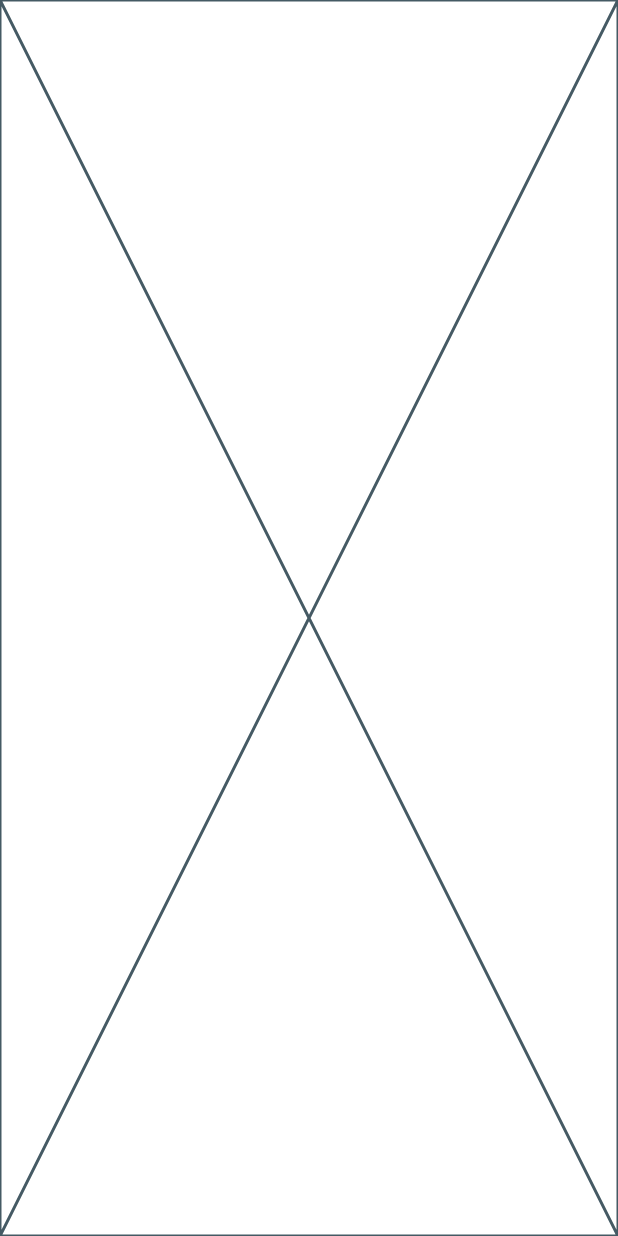
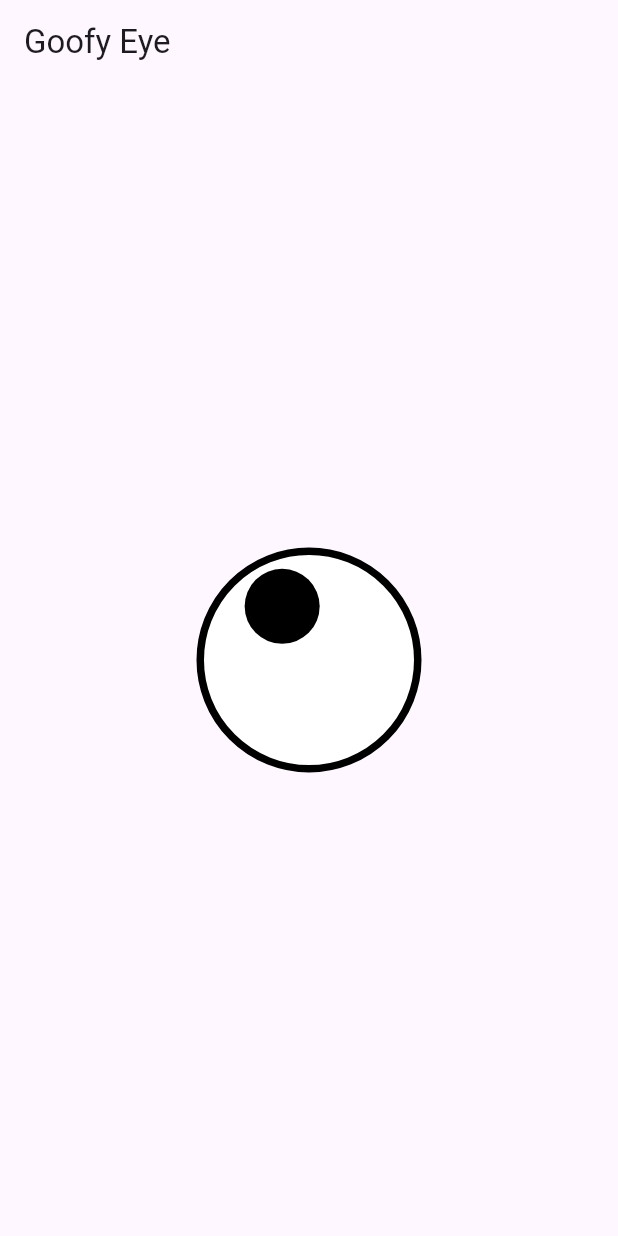
Before and after one commit to HimalThapaMagar/Goofy-Following-Eye, a Flutter app: the screen it shows after launch, on a phone screen of 412 x 824 dp. Run offline on Flutter 3.47's test engine with Material 3 defaults, Android fonts, the phone set to English and light mode, and no system bars.

Commit message:
Single eye is done

```diff
--- a/analysis_options.yaml
+++ b/analysis_options.yaml
@@ -7,6 +7,9 @@
 
 # The following line activates a set of recommended lints for Flutter apps,
 # packages, and plugins designed to encourage good coding practices.
+analyzer:
+  errors:
+    library_private_types_in_public_api: ignore
 include: package:flutter_lints/flutter.yaml
 
 linter:
--- a/lib/main.dart
+++ b/lib/main.dart
@@ -8,14 +8,12 @@ void main() {
 class MyApp extends StatelessWidget {
   const MyApp({super.key});
 
-  // This widget is the root of your application.
   @override
   Widget build(BuildContext context) {
     return MaterialApp(
-      title: 'Flutter Demo',
+      title: 'Goofy Eye',
       theme: ThemeData(
-        colorScheme: ColorScheme.fromSeed(seedColor: Colors.deepPurple),
-        useMaterial3: true,
+        primarySwatch: Colors.blue,
       ),
       home: const MyHomePage(),
     );
--- /dev/null
+++ b/lib/screens/goofy_eye_screen.dart
@@ -0,0 +1,82 @@
+import 'dart:math';
+import 'package:flutter/material.dart';
+
+class GoofyEyeScreen extends StatefulWidget {
+  const GoofyEyeScreen({super.key});
+
+  @override
+  _GoofyEyeScreenState createState() => _GoofyEyeScreenState();
+}
+
+class _GoofyEyeScreenState extends State<GoofyEyeScreen> {
+  Offset mousePosition = Offset.zero;
+
+  @override
+  Widget build(BuildContext context) {
+    return MouseRegion(
+        onHover: (event) {
+          setState(() {
+            mousePosition = event.localPosition;
+          });
+        },
+        child: Center(
+          child: Stack(
+            alignment: Alignment.center,
+            children: [
+              // Eye
+              Container(
+                width: 150,
+                height: 150,
+                decoration: BoxDecoration(
+                  color: Colors.white,
+                  shape: BoxShape.circle,
+                  border: Border.all(color: Colors.black, width: 5),
+                ),
+              ),
+              // Pupil
+              Pupil(mousePosition: mousePosition),
+            ],
+          ),
+        ),
+      );
+  }
+}
+
+class Pupil extends StatelessWidget {
+  final Offset mousePosition;
+
+  const Pupil({super.key, required this.mousePosition});
+
+  @override
+  Widget build(BuildContext context) {
+    // Eye center
+    final double eyeCenterX = MediaQuery.of(context).size.width / 2;
+    final double eyeCenterY = MediaQuery.of(context).size.height / 2;
+
+    // Calculate angle and distance from center
+    final double dx = mousePosition.dx - eyeCenterX;
+    final double dy = mousePosition.dy - eyeCenterY;
+    final double angle = atan2(dy, dx);
+    const double maxDistance = 40.0;
+
+    final double distance = min(sqrt(dx * dx + dy * dy), maxDistance);
+
+    // Calculate the pupil position based on angle and distance
+    final Offset pupilPosition = Offset(
+      distance * cos(angle),
+      distance * sin(angle),
+    );
+
+    return Transform.translate(
+      offset: pupilPosition,
+      child: Container(
+        width: 50,
+        height: 50,
+        decoration: const BoxDecoration(
+          color: Colors.black,
+          shape: BoxShape.circle,
+        ),
+      ),
+    );
+  }
+}
--- a/lib/screens/home_page.dart
+++ b/lib/screens/home_page.dart
@@ -1,4 +1,5 @@
 import 'package:flutter/material.dart';
+import 'package:goofy_eyes/screens/goofy_eye_screen.dart';
 
 class MyHomePage extends StatefulWidget {
   const MyHomePage({super.key});
@@ -10,6 +11,11 @@ class MyHomePage extends StatefulWidget {
 class _MyHomePageState extends State<MyHomePage> {
   @override
   Widget build(BuildContext context) {
-    return const Placeholder();
+    return Scaffold(
+      appBar: AppBar(
+        title: const Text('Goofy Eye'),
+      ),
+      body: const GoofyEyeScreen(),
+    );
   }
 }
```
